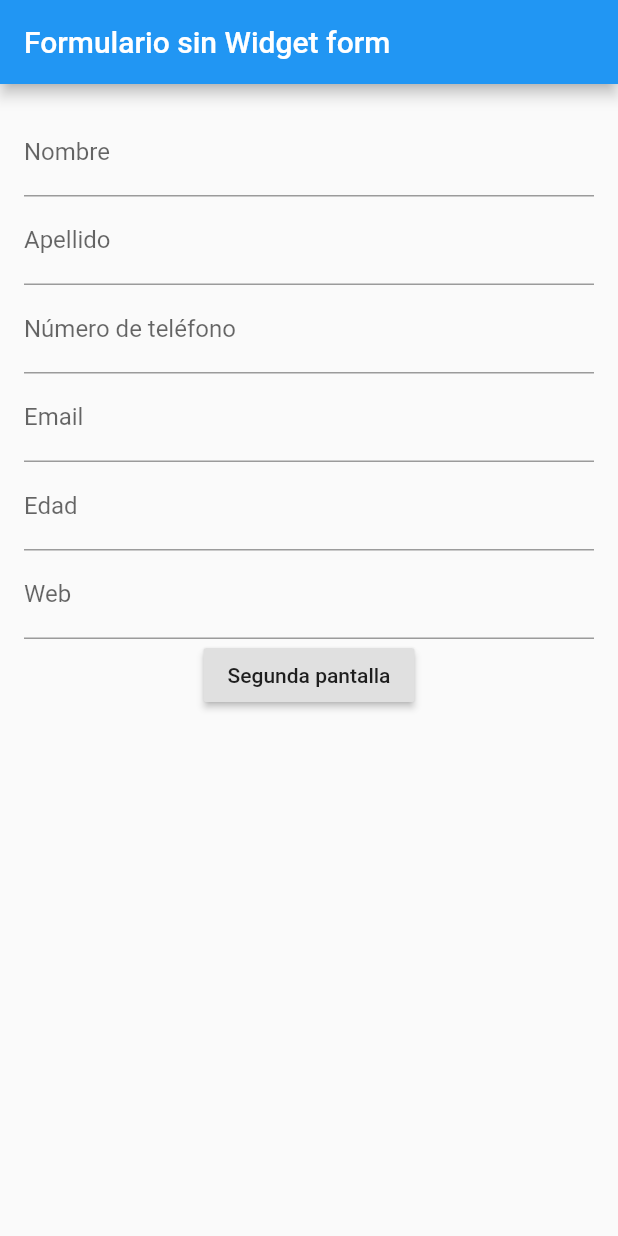
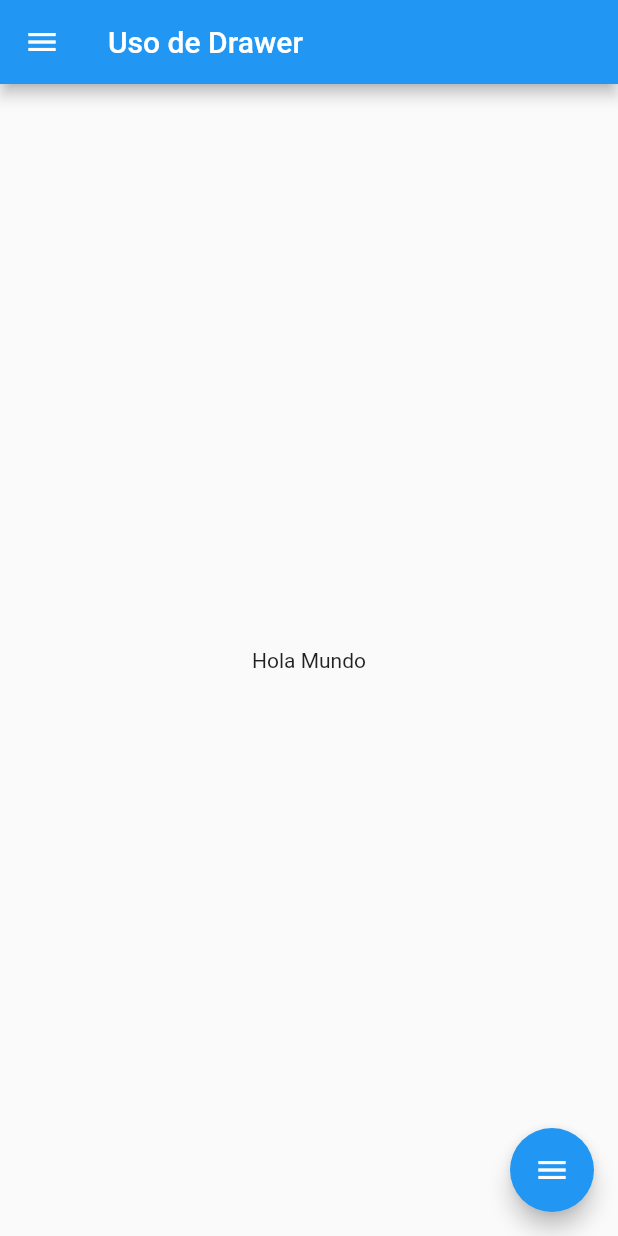
Before and after one commit to FaGuRu/Cursos_Flutter, a Flutter app: the screen it shows after launch, on a phone screen of 412 x 824 dp. Run offline on Flutter 3.47's test engine with Material 2 defaults, Android fonts, the phone set to English and light mode, and no system bars.

Commit message:
Ejercicio 35, Drawer

```diff
--- a/lib/pages/HomePage.dart
+++ b/lib/pages/HomePage.dart
@@ -1,154 +1,52 @@
+import 'package:flutter/cupertino.dart';
 import 'package:flutter/material.dart';
-import 'package:flutter/services.dart';
-import 'package:hello_word/pages/SecondPage.dart';
 
-class MyHomePage extends StatefulWidget {
-  @override
-  State<MyHomePage> createState() => _MyHomePageState();
-}
 
-class _MyHomePageState extends State<MyHomePage> {
+class MyHomePage extends StatelessWidget {
+  //GobalKey para acceder al Scaffold
+  final _scaffoldKey = GlobalKey<ScaffoldState>();
 
-  late String nameValue;
-  late String lastnameValue;
-  //FocusNode
-  late FocusNode nameFocus;
-  late FocusNode lastnameFocus;
-  late FocusNode telFocus;
-  late FocusNode emailFocus;
-  late FocusNode ageFocus;
-  late FocusNode webFocus;
-
-  //Para utilizar el formulario necesitamos una GlobalKEY
-  final formKey = GlobalKey<FormState>();
 
   @override
   Widget build(BuildContext context) {
     // TODO: implement build
     return Scaffold(
+      key: _scaffoldKey,
       appBar: AppBar(
-        title: Text('Formulario sin Widget form'),
+        title: Text("Uso de Drawer"),
       ),
-      body: Padding(
-        padding: const EdgeInsets.all(16.0),
-        child: Form(
-          key: formKey,
-          child: Column(
-            children:[
-              //Campos de texto
-              TextFormField(
-                decoration: InputDecoration(labelText: "Nombre"),
-                onSaved: (value){
-                  nameValue = value!;
-                },
-                validator: (value){
-                  if(value!.isEmpty){
-                    return"Lllene el campo";
-                  }
-                  return null;
-                },
-                focusNode: nameFocus,
-                onEditingComplete: (){
-                  requestFocus(context, lastnameFocus);
-                },
-                textInputAction: TextInputAction.next,
-              ),
-              TextFormField(
-                decoration: InputDecoration(labelText: "Apellido"),
-                onSaved: (value){
-                  lastnameValue = value!;
-                },
-                validator: (value){
-                  if(value!.isEmpty){
-                    return"Lllene el campo";
-                  }
-                  return null;
-                },
-                focusNode: lastnameFocus,
-                onEditingComplete: (){
-                  requestFocus(context, telFocus);
-                },
-                textInputAction: TextInputAction.next,
-              ),
-              TextFormField(
-                decoration: InputDecoration(labelText: "Número de teléfono"),
-                keyboardType: TextInputType.phone,
-                focusNode: telFocus,
-                onEditingComplete: (){
-                  requestFocus(context, emailFocus);
-                },
-                textInputAction: TextInputAction.next,
-              ),
-              TextFormField(
-                decoration: InputDecoration(labelText: "Email"),
-                keyboardType: TextInputType.emailAddress,
-                focusNode: emailFocus,
-                onEditingComplete: (){
-                  requestFocus(context, ageFocus);
-                },
-                textInputAction: TextInputAction.next,
-              ),
-              TextFormField(
-                decoration: InputDecoration(labelText: "Edad"),
-                keyboardType: TextInputType.number,
-                focusNode: ageFocus,
-                onEditingComplete: (){
-                  requestFocus(context, webFocus);
-                },
-                textInputAction: TextInputAction.next,
-              ),
-              TextFormField(
-                decoration: InputDecoration(labelText: "Web"),
-                keyboardType: TextInputType.url,
-                focusNode: webFocus,
-              ),
-              //Botón
-              RaisedButton(
-                  child: Text("Segunda pantalla"),
-                  onPressed: (){
-                    _secondPage(context);
-                  }),
-            ],
-          ),
-        )
+      body: Center(
+        child: Text("Hola Mundo"),
+      ),
+      drawer: _getDrawer(context),
+      floatingActionButton: FloatingActionButton(
+        child: Icon(Icons.menu),
+        onPressed: () => _scaffoldKey.currentState!.openDrawer(),
+
       ),
     );
   }
 
-  void requestFocus(BuildContext context, FocusNode focusNode){
-    FocusScope.of(context).requestFocus(focusNode);
-  }
-
-  void _secondPage(BuildContext context) {
-    if(formKey.currentState!.validate()){
-      formKey.currentState!.save();
-      Navigator.of(context).pushNamed("/second",
-          arguments: SecondPageArguments(name: nameValue, lastName: lastnameValue));
-    }
-  }
-
-  @override
-  void dispose() {
-    // TODO: implement dispose
-    super.dispose();
-    nameFocus.dispose();
-    lastnameFocus.dispose();
-    telFocus.dispose();
-    emailFocus.dispose();
-    ageFocus.dispose();
-    webFocus.dispose();
-  }
-
-  @override
-  void initState() {
-    // TODO: implement initState
-    super.initState();
-    nameFocus = FocusNode();
-    lastnameFocus = FocusNode();
-    telFocus = FocusNode();
-    emailFocus = FocusNode();
-    ageFocus = FocusNode();
-    webFocus = FocusNode();
-  }
+  //Metodo para devolver el Drawer
+Widget _getDrawer(BuildContext context){
+    return Drawer(
+      child: ListView(
+        children: const [
+          //Encabezado del Menú
+          UserAccountsDrawerHeader(
+              accountName: Text("Zaky"),
+              accountEmail: Text("email_ty@gmail.com"),
+              currentAccountPicture: FlutterLogo(),
+              decoration: BoxDecoration(color: Colors.greenAccent),
+          ),
+          //Cuerpo del menú
+          ListTile(
+            title: Text("Home"),
+            leading: Icon(Icons.home),
+          ),
+        ],
+      ),
+    );
+}
 
 }
```
